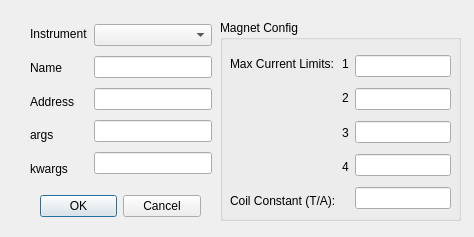
Old version of the form resources/ui/add_instrument.ui in the repository KU-DO-Lab/Spearmint.
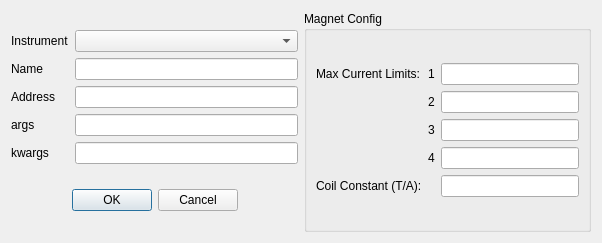
New version of the form.

Commit message: lays out properly

The edit to the form file:
```diff
--- a/resources/ui/add_instrument.ui
+++ b/resources/ui/add_instrument.ui
@@ -6,38 +6,17 @@
    <rect>
     <x>0</x>
     <y>0</y>
-    <width>474</width>
-    <height>237</height>
+    <width>602</width>
+    <height>243</height>
    </rect>
   </property>
   <property name="windowTitle">
    <string>Dialog</string>
   </property>
-  <widget class="QDialogButtonBox" name="dialogBox">
-   <property name="geometry">
-    <rect>
-     <x>40</x>
-     <y>190</y>
-     <width>161</width>
-     <height>32</height>
-    </rect>
-   </property>
-   <property name="orientation">
-    <enum>Qt::Horizontal</enum>
-   </property>
-   <property name="standardButtons">
-    <set>QDialogButtonBox::Cancel|QDialogButtonBox::Ok</set>
-   </property>
-  </widget>
-  <widget class="QWidget" name="horizontalLayoutWidget">
-   <property name="geometry">
-    <rect>
-     <x>30</x>
-     <y>20</y>
-     <width>182</width>
-     <height>163</height>
-    </rect>
-   </property>
+  <layout class="QHBoxLayout" name="horizontalLayout_4">
+   <item>
+    <layout class="QVBoxLayout" name="verticalLayout_6">
+     <item>
    <layout class="QHBoxLayout" name="horizontalLayout">
     <item>
      <layout class="QVBoxLayout" name="verticalLayout">
@@ -81,45 +60,96 @@
     <item>
      <layout class="QVBoxLayout" name="verticalLayout_2">
       <item>
-       <widget class="QComboBox" name="instrumentBox"/>
+          <widget class="QComboBox" name="instrumentBox">
+           <property name="maximumSize">
+            <size>
+             <width>300</width>
+             <height>16777215</height>
+            </size>
+           </property>
+          </widget>
       </item>
       <item>
-       <widget class="QLineEdit" name="nameEdit"/>
+          <widget class="QLineEdit" name="nameEdit">
+           <property name="maximumSize">
+            <size>
+             <width>300</width>
+             <height>16777215</height>
+            </size>
+           </property>
+          </widget>
       </item>
       <item>
-       <widget class="QLineEdit" name="addressEdit"/>
+          <widget class="QLineEdit" name="addressEdit">
+           <property name="minimumSize">
+            <size>
+             <width>0</width>
+             <height>0</height>
+            </size>
+           </property>
+           <property name="maximumSize">
+            <size>
+             <width>300</width>
+             <height>16777215</height>
+            </size>
+           </property>
+          </widget>
       </item>
       <item>
-       <widget class="QLineEdit" name="argsEdit"/>
+          <widget class="QLineEdit" name="argsEdit">
+           <property name="maximumSize">
+            <size>
+             <width>300</width>
+             <height>16777215</height>
+            </size>
+           </property>
+          </widget>
       </item>
       <item>
-       <widget class="QLineEdit" name="kwargsEdit"/>
+          <widget class="QLineEdit" name="kwargsEdit">
+           <property name="maximumSize">
+            <size>
+             <width>300</width>
+             <height>16777215</height>
+            </size>
+           </property>
+          </widget>
       </item>
      </layout>
     </item>
    </layout>
-  </widget>
+     </item>
+     <item>
+      <widget class="QDialogButtonBox" name="dialogBox">
+       <property name="sizePolicy">
+        <sizepolicy hsizetype="Preferred" vsizetype="Fixed">
+         <horstretch>0</horstretch>
+         <verstretch>0</verstretch>
+        </sizepolicy>
+       </property>
+       <property name="layoutDirection">
+        <enum>Qt::LeftToRight</enum>
+       </property>
+       <property name="orientation">
+        <enum>Qt::Horizontal</enum>
+       </property>
+       <property name="standardButtons">
+        <set>QDialogButtonBox::Cancel|QDialogButtonBox::Ok</set>
+       </property>
+       <property name="centerButtons">
+        <bool>true</bool>
+       </property>
+      </widget>
+     </item>
+    </layout>
+   </item>
+   <item>
   <widget class="QGroupBox" name="groupBox">
-   <property name="geometry">
-    <rect>
-     <x>220</x>
-     <y>20</y>
-     <width>241</width>
-     <height>201</height>
-    </rect>
-   </property>
    <property name="title">
     <string>Magnet Config</string>
    </property>
-   <widget class="QWidget" name="">
-    <property name="geometry">
-     <rect>
-      <x>10</x>
-      <y>30</y>
-      <width>221</width>
-      <height>165</height>
-     </rect>
-    </property>
+     <layout class="QGridLayout" name="gridLayout">
+      <item row="0" column="0">
     <layout class="QHBoxLayout" name="horizontalLayout_3">
      <item>
       <layout class="QHBoxLayout" name="horizontalLayout_2">
@@ -223,8 +253,11 @@
       </layout>
      </item>
     </layout>
-   </widget>
-  </widget>
+      </item>
+     </layout>
+    </widget>
+   </item>
+  </layout>
  </widget>
  <resources/>
  <connections>
```
Lines whose indentation alone changed are shown as unchanged. The commit also changes 1 other file.
